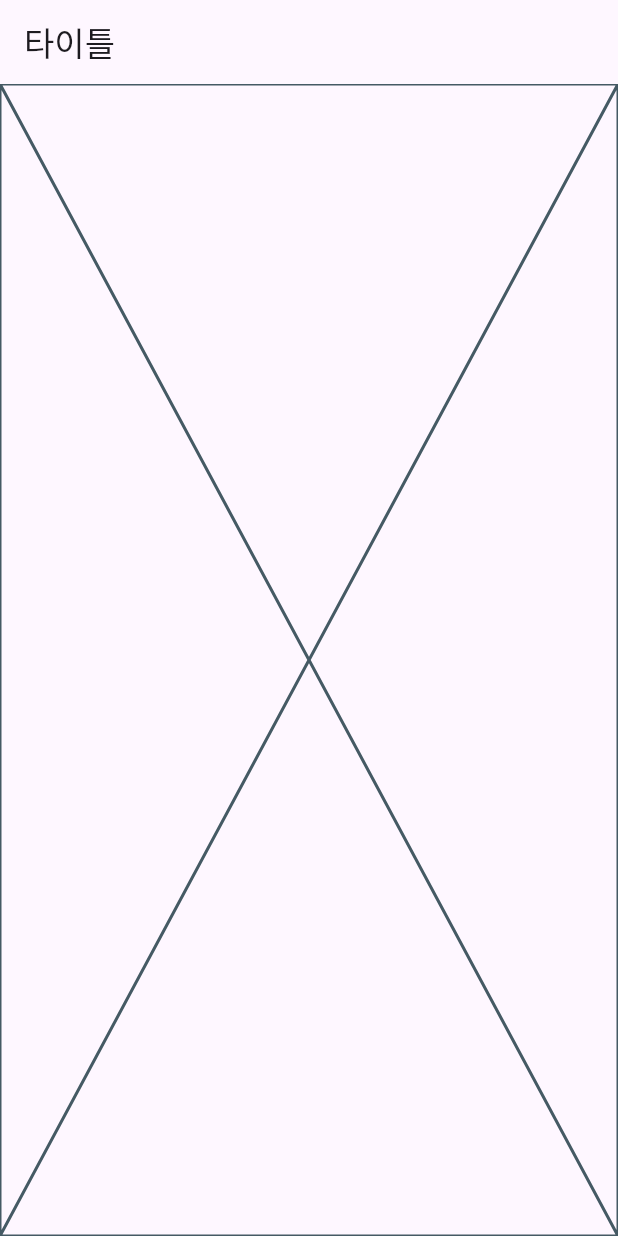
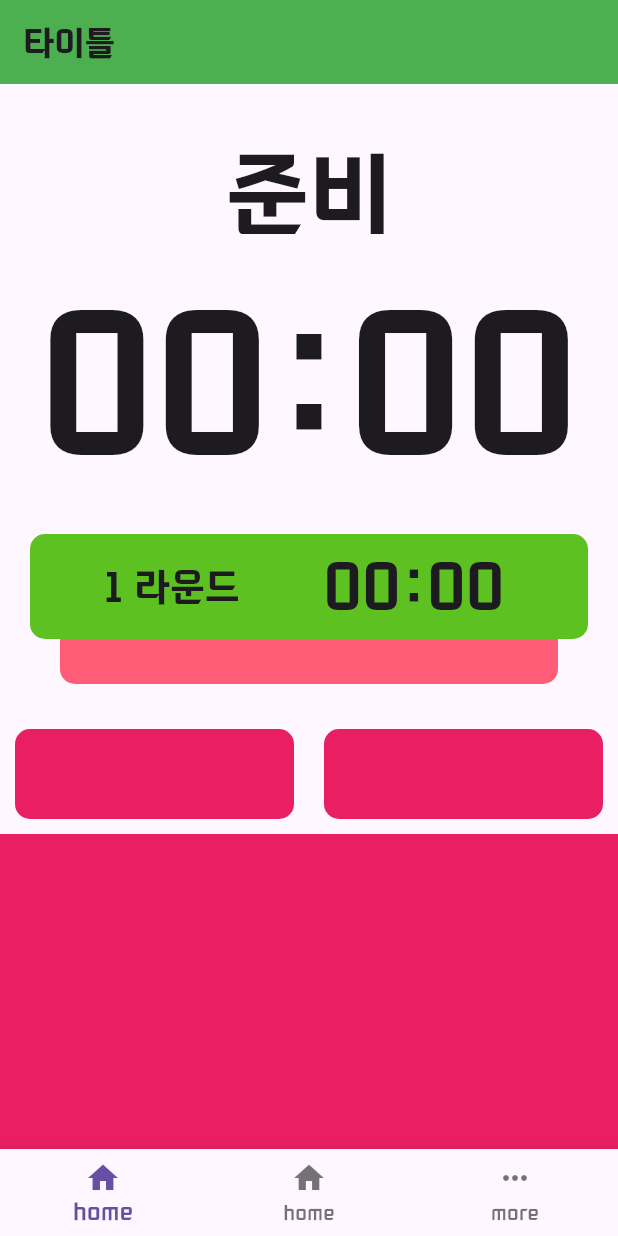
Before and after one commit to chaving/SweatTimer, a Flutter app: the screen it shows after launch, on a phone screen of 412 x 824 dp. Run offline on Flutter 3.47's test engine with Material 3 defaults, Android fonts, the phone set to English and light mode, and no system bars.

Commit message:
Add App color Set

```diff
--- a/lib/app.dart
+++ b/lib/app.dart
@@ -1,4 +1,6 @@
 import 'package:flutter/material.dart';
+import 'package:sweat_timer/common/util/fonts.dart';
+import 'package:sweat_timer/timer/f_timer.dart';
 
 class App extends StatelessWidget {
   const App({super.key});
@@ -6,11 +8,29 @@ class App extends StatelessWidget {
   @override
   Widget build(BuildContext context) {
     return MaterialApp(
+      theme: ThemeData(fontFamily: FontsFamily.giantsRegular),
       home: Scaffold(
         appBar: AppBar(
           title: Text('타이틀'),
+          backgroundColor: Colors.green,
         ),
-        body: Placeholder(),
+        body: const TimerView(),
+        bottomNavigationBar: BottomNavigationBar(
+          items: const [
+            BottomNavigationBarItem(
+              icon: Icon(Icons.home),
+              label: 'home',
+            ),
+            BottomNavigationBarItem(
+              icon: Icon(Icons.home),
+              label: 'home',
+            ),
+            BottomNavigationBarItem(
+              icon: Icon(Icons.more_horiz),
+              label: 'more',
+            ),
+          ],
+        ),
       ),
     );
   }
--- /dev/null
+++ b/lib/common/constants.dart
@@ -0,0 +1,3 @@
+export 'theme/color/common_app_colors.dart';
+
+const basePath = 'assets/image';
--- /dev/null
+++ b/lib/common/theme/color/common_app_colors.dart
@@ -0,0 +1,198 @@
+import 'package:flutter/material.dart';
+
+class AppColors {
+  //-----------------------
+  // GREY
+  static const MaterialColor grey = MaterialColor(
+    _greyPrimaryValue,
+    <int, Color>{
+      1: Color(0xFFf5f6f7),
+      2: Color(0xFFEAECEE),
+      3: Color(0xFFD5DADD),
+      4: Color(0xFFA9B4BE),
+      5: Color(0xFF8396A8),
+      6: Color(_greyPrimaryValue),
+      7: Color(0xFF475E75),
+      8: Color(0xFF354A5F),
+      9: Color(0xFF223548),
+      10: Color(0xFF1A2733),
+      11: Color(0xFF12171C),
+    },
+  );
+  static const int _greyPrimaryValue = 0xFF5B738B;
+
+  //-----------------------
+  // RED
+  static const MaterialColor red = MaterialColor(
+    _redPrimaryValue,
+    <int, Color>{
+      1: Color(0xFFFFEAF4),
+      2: Color(0xFFFFD5EA),
+      3: Color(0xFFFFB2D2),
+      4: Color(0xFFFF8CB2),
+      5: Color(0xFFFF5C77),
+      6: Color(_redPrimaryValue),
+      7: Color(0xFFD20A0A),
+      8: Color(0xFFAA0808),
+      9: Color(0xFF840606),
+      10: Color(0xFF5A0404),
+      11: Color(0xFF350000),
+    },
+  );
+  static const int _redPrimaryValue = 0xFFEE3939;
+
+  //-----------------------
+  // MANGO
+  static const MaterialColor mango = MaterialColor(
+    _mangoPrimaryValue,
+    <int, Color>{
+      1: Color(0xFFFFF8D6),
+      2: Color(0xFFFFF3B8),
+      3: Color(0xFFFFDF72),
+      4: Color(0xFFFFC933),
+      5: Color(0xFFFFB300),
+      6: Color(_mangoPrimaryValue),
+      7: Color(0xFFC35500),
+      8: Color(0xFFA93E00),
+      9: Color(0xFF8D2A00),
+      10: Color(0xFF6D1900),
+      11: Color(0xFF450B00),
+    },
+  );
+  static const int _mangoPrimaryValue = 0xFFE76500;
+
+  //-----------------------
+  // GREEN
+  static const MaterialColor green = MaterialColor(
+    _greenPrimaryValue,
+    <int, Color>{
+      1: Color(0xFFF5FAE5),
+      2: Color(0xFFEBF5CB),
+      3: Color(0xFFBDE986),
+      4: Color(0xFF97DD40),
+      5: Color(0xFF5DC122),
+      6: Color(_greenPrimaryValue),
+      7: Color(0xFF188918),
+      8: Color(0xFF256F3A),
+      9: Color(0xFF1E592F),
+      10: Color(0xFF164323),
+      11: Color(0xFF0E2B16),
+    },
+  );
+  static const int _greenPrimaryValue = 0xFF36A41D;
+
+  //-----------------------
+  // TEAL
+  static const MaterialColor teal = MaterialColor(
+    _tealPrimaryValue,
+    <int, Color>{
+      1: Color(0xFFDAFDF5),
+      2: Color(0xFFC2FCEE),
+      3: Color(0xFF64EDD2),
+      4: Color(0xFF2CE0BF),
+      5: Color(0xFF00CEAC),
+      6: Color(_tealPrimaryValue),
+      7: Color(0xFF07838F),
+      8: Color(0xFF046C7A),
+      9: Color(0xFF035663),
+      10: Color(0xFF02414C),
+      11: Color(0xFF012931),
+    },
+  );
+  static const int _tealPrimaryValue = 0xFF049F9A;
+
+  //-----------------------
+  // BLUE
+  static const MaterialColor blue = MaterialColor(
+    _bluePrimaryValue,
+    <int, Color>{
+      1: Color(0xFFEBF8FF),
+      2: Color(0xFFD1EFFF),
+      3: Color(0xFFA6E0FF),
+      4: Color(0xFF89D1FF),
+      5: Color(0xFF4DB1FF),
+      6: Color(_bluePrimaryValue),
+      7: Color(0xFF0070F2),
+      8: Color(0xFF0057D2),
+      9: Color(0xFF0040B0),
+      10: Color(0xFF002A86),
+      11: Color(0xFF00144A),
+    },
+  );
+  static const int _bluePrimaryValue = 0xFF1B90FF;
+
+  //-----------------------
+  // INDIGO
+  static const MaterialColor indigo = MaterialColor(
+    _indigoPrimaryValue,
+    <int, Color>{
+      1: Color(0xFFF1ECFF),
+      2: Color(0xFFE2D8FF),
+      3: Color(0xFFD3B6FF),
+      4: Color(0xFFB894FF),
+      5: Color(0xFF9B76FF),
+      6: Color(_indigoPrimaryValue),
+      7: Color(0xFF5D36FF),
+      8: Color(0xFF470CED),
+      9: Color(0xFF2C13AD),
+      10: Color(0xFF1C0C6E),
+      11: Color(0xFF0E0637),
+    },
+  );
+  static const int _indigoPrimaryValue = 0xFF7858FF;
+
+  //-----------------------
+  // PINK
+  static const MaterialColor pink = MaterialColor(
+    _pinkPrimaryValue,
+    <int, Color>{
+      1: Color(0xFFFFF0FA),
+      2: Color(0xFFFFDCF3),
+      3: Color(0xFFFFAFED),
+      4: Color(0xFFFF8AF0),
+      5: Color(0xFFF65AF2),
+      6: Color(_pinkPrimaryValue),
+      7: Color(0xFFCC00DC),
+      8: Color(0xFFA100C2),
+      9: Color(0xFF7800A4),
+      10: Color(0xFF510080),
+      11: Color(0xFF28004A),
+    },
+  );
+  static const int _pinkPrimaryValue = 0xFFF31DED;
+
+  //-----------------------
+  // Raspberry
+  static const MaterialColor raspberry = MaterialColor(
+    _raspberryPrimaryValue,
+    <int, Color>{
+      1: Color(0xFFFFF0F5),
+      2: Color(0xFFFFDCE8),
+      3: Color(0xFFFECBDA),
+      4: Color(0xFFFEADC8),
+      5: Color(0xFFFE83AE),
+      6: Color(_raspberryPrimaryValue),
+      7: Color(0xFFDF1278),
+      8: Color(0xFFBA066C),
+      9: Color(0xFF9B015D),
+      10: Color(0xFF71014B),
+      11: Color(0xFF510136),
+    },
+  );
+  static const int _raspberryPrimaryValue = 0xFFFA4F96;
+}
+
+class MaterialColor extends ColorSwatch<int> {
+  const MaterialColor(super.primary, super.swatch);
+  Color get shade1 => this[1]!;
+  Color get shade2 => this[2]!;
+  Color get shade3 => this[3]!;
+  Color get shade4 => this[4]!;
+  Color get shade5 => this[5]!;
+  Color get shade6 => this[6]!;
+  Color get shade7 => this[7]!;
+  Color get shade8 => this[8]!;
+  Color get shade9 => this[9]!;
+  Color get shade10 => this[10]!;
+  Color get shade11 => this[11]!;
+}
--- /dev/null
+++ b/lib/common/util/fonts.dart
@@ -0,0 +1,5 @@
+class FontsFamily {
+  static const giantsBold = 'GiantsBold';
+  static const giantsRegular = 'GiantsRegular';
+  static const giantsInline = 'GiantsInline';
+}
--- a/lib/main.dart
+++ b/lib/main.dart
@@ -12,6 +12,6 @@ class MyApp extends StatelessWidget {
   // This widget is the root of your application.
   @override
   Widget build(BuildContext context) {
-    return App();
+    return const App();
   }
 }
--- /dev/null
+++ b/lib/timer/f_timer.dart
@@ -0,0 +1,148 @@
+import 'dart:async';
+
+import 'package:flutter/material.dart';
+import 'package:sweat_timer/common/constants.dart';
+
+class TimerView extends StatefulWidget {
+  const TimerView({super.key});
+
+  @override
+  State<TimerView> createState() => _TimerViewState();
+}
+
+class _TimerViewState extends State<TimerView> {
+  late Timer timer;
+
+  @override
+  void initState() {
+    super.initState();
+  }
+
+  @override
+  void dispose() {
+    super.dispose();
+  }
+
+  @override
+  Widget build(BuildContext context) {
+    return Column(
+      children: [
+        // 타이머 영역
+        Column(
+          children: [
+            const SizedBox(
+              height: 30,
+            ),
+            const SizedBox(
+              height: 70,
+              child: Text(
+                "준비",
+                style: TextStyle(fontSize: 60),
+              ),
+            ),
+            const SizedBox(
+              height: 200,
+              child: Center(
+                child: Text(
+                  '00:00',
+                  style: TextStyle(fontSize: 120),
+                ),
+              ),
+            ),
+            Stack(
+              children: [
+                Container(
+                  width: double.infinity,
+                  height: 50,
+                  margin: const EdgeInsets.fromLTRB(40, 50, 40, 0),
+                  decoration: BoxDecoration(
+                    color: AppColors.red.shade5,
+                    borderRadius: BorderRadius.circular(10),
+                  ),
+                ),
+                Container(
+                  width: double.infinity,
+                  height: 70,
+                  margin: const EdgeInsets.symmetric(horizontal: 20),
+                  decoration: BoxDecoration(
+                    color: AppColors.green.shade5,
+                    borderRadius: BorderRadius.circular(10),
+                  ),
+                  child: const Row(
+                    children: [
+                      SizedBox(
+                        width: 140,
+                        child: Text(
+                          '1 라운드',
+                          textAlign: TextAlign.right,
+                          style: TextStyle(fontSize: 25),
+                        ),
+                      ),
+                      Expanded(
+                        child: Center(
+                          child: Text(
+                            '00:00',
+                            style: TextStyle(fontSize: 40),
+                          ),
+                        ),
+                      ),
+                    ],
+                  ),
+                ),
+              ],
+            ),
+          ],
+        ),
+
+        Expanded(
+          child: Column(
+            children: [
+              const SizedBox(
+                height: 20,
+              ),
+              Container(
+                width: double.infinity,
+                height: 80,
+                child: Row(
+                  children: [
+                    // 라운드
+                    Expanded(
+                      child: Center(
+                        child: Container(
+                          height: double.infinity,
+                          margin: const EdgeInsets.all(10),
+                          decoration: BoxDecoration(
+                            borderRadius: BorderRadius.circular(10),
+                            color: Colors.pink,
+                          ),
+                        ),
+                      ),
+                    ),
+
+                    // 사이클
+                    Expanded(
+                      child: Container(
+                        height: double.infinity,
+                        margin: const EdgeInsets.all(10),
+                        decoration: BoxDecoration(
+                          borderRadius: BorderRadius.circular(10),
+                          color: Colors.pink,
+                        ),
+                      ),
+                    ),
+                  ],
+                ),
+              ),
+              Expanded(
+                child: Container(
+                  width: double.infinity,
+                  color: Colors.pink,
+                ),
+              )
+            ],
+          ),
+        ),
+      ],
+    );
+  }
+}
```
Also changed, not shown: lib/app_theme.dart (added).
